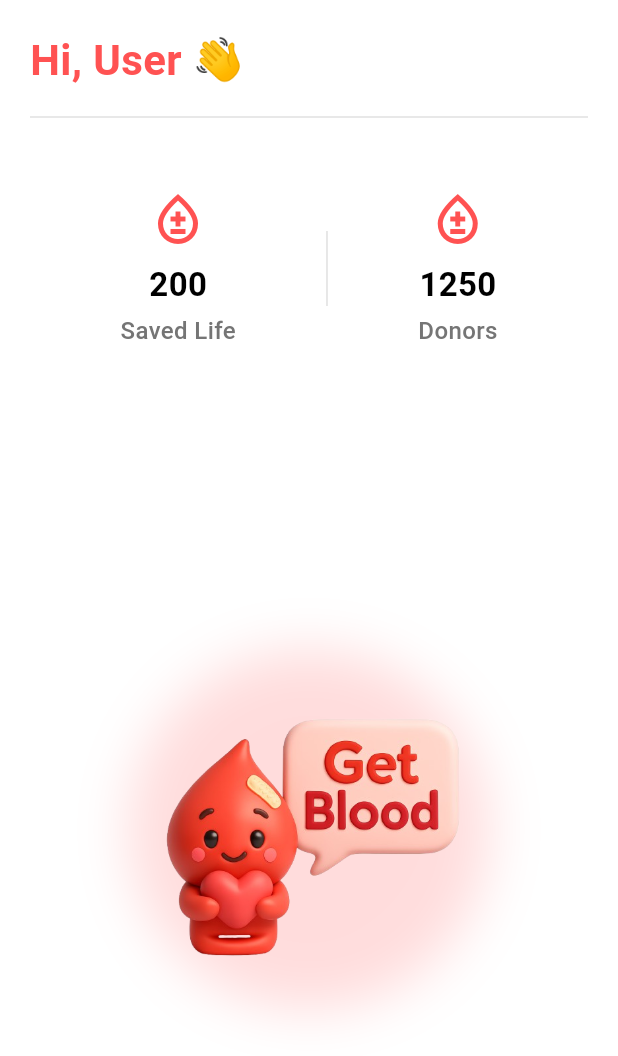
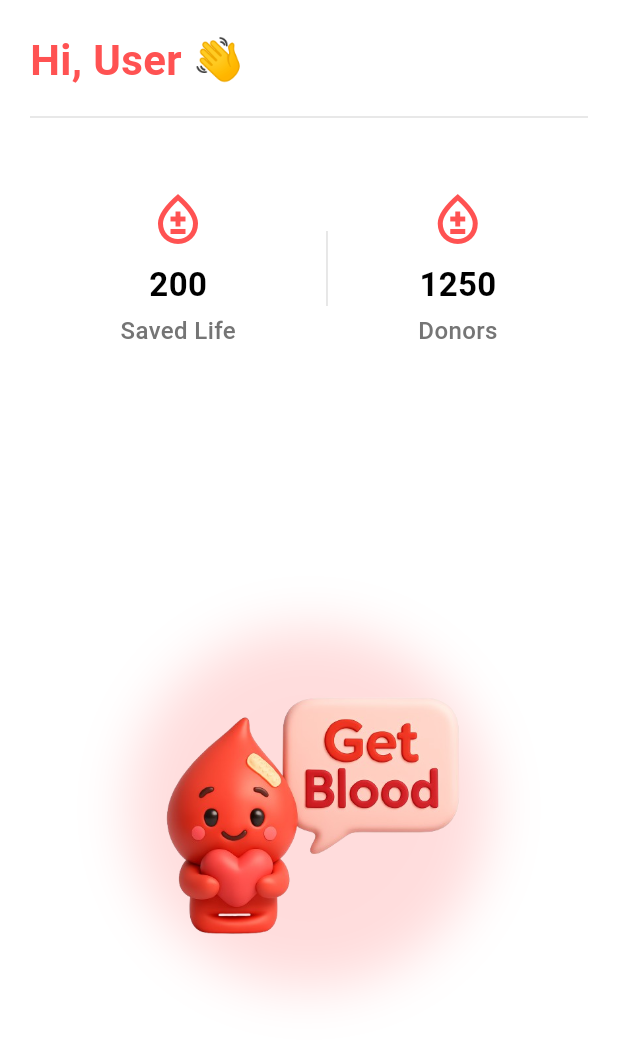
Before and after one commit to iamsulavgautam/blood-donation-organizer, a Flutter app: the HomeScreen screen opened directly, on a phone screen of 412 x 824 dp. Shown: the top 1056 px of the screen. Run offline on Flutter 3.47's test engine with Material 3 defaults, Android fonts, the light colour scheme and no system bars.

Commit message:
Home Screen Animated thorai

```diff
--- a/lib/screens/homeScreen.dart
+++ b/lib/screens/homeScreen.dart
@@ -1,7 +1,37 @@
 import 'package:flutter/material.dart';
 
-class HomeScreen extends StatelessWidget {
+class HomeScreen extends StatefulWidget {
   const HomeScreen({super.key});
+
+  @override
+  State<HomeScreen> createState() => _HomeScreenState();
+}
+
+class _HomeScreenState extends State<HomeScreen>
+    with SingleTickerProviderStateMixin {
+  late AnimationController _controller;
+  late Animation<double> _floatingAnimation;
+
+  @override
+  void initState() {
+    super.initState();
+
+    _controller = AnimationController(
+      duration: const Duration(seconds: 3),
+      vsync: this,
+    )..repeat(reverse: true); // Floating back and forth
+
+    _floatingAnimation = Tween<double>(
+      begin: 0,
+      end: 20,
+    ).animate(CurvedAnimation(parent: _controller, curve: Curves.easeInOut));
+  }
+
+  @override
+  void dispose() {
+    _controller.dispose();
+    super.dispose();
+  }
 
   @override
   Widget build(BuildContext context) {
@@ -24,10 +54,11 @@ class HomeScreen extends StatelessWidget {
               ),
 
               const SizedBox(height: 10), // Small gap before divider
-              // Horizontal Line Divider
+
               Divider(thickness: 1, color: Colors.grey[300]),
 
-              const SizedBox(height: 40), // More breathing after divider
+              const SizedBox(height: 40),
+
               // Saved Life & Donors
               Row(
                 mainAxisAlignment: MainAxisAlignment.spaceEvenly,
@@ -38,17 +69,25 @@ class HomeScreen extends StatelessWidget {
                 ],
               ),
 
-              const SizedBox(height: 70), // More breathing before the Logo
-              // Centered Get Blood Logo as Button
+              const SizedBox(height: 70),
+
+              // Centered Animated Get Blood Logo
               Expanded(
                 child: Center(
                   child: GestureDetector(
                     onTap: () {
-                      // TODO: Action for Get Blood
                       ScaffoldMessenger.of(context).showSnackBar(
                         const SnackBar(
                           content: Text("Get Blood button tapped! 🚑"),
                         ),
+                      );
+                    },
+                    child: AnimatedBuilder(
+                      animation: _floatingAnimation,
+                      builder: (context, child) {
+                        return Transform.translate(
+                          offset: Offset(0, -_floatingAnimation.value),
+                          child: child,
                         );
                       },
                       child: Container(
@@ -65,8 +104,9 @@ class HomeScreen extends StatelessWidget {
                           ],
                         ),
                         child: Image.asset(
-                        'assets/img/getBlood.png', // Your sick logo path
+                          'assets/img/getBlood.png',
                           fit: BoxFit.contain,
+                        ),
                       ),
                     ),
                   ),
```
Lines whose indentation alone changed are shown as unchanged.
